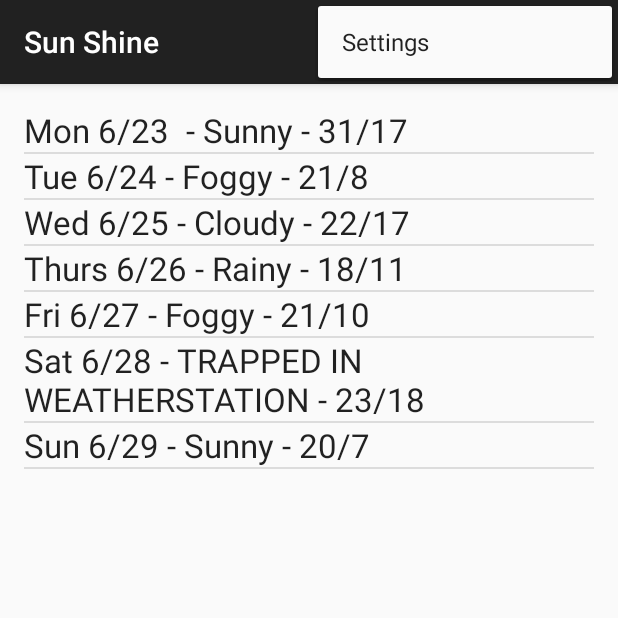
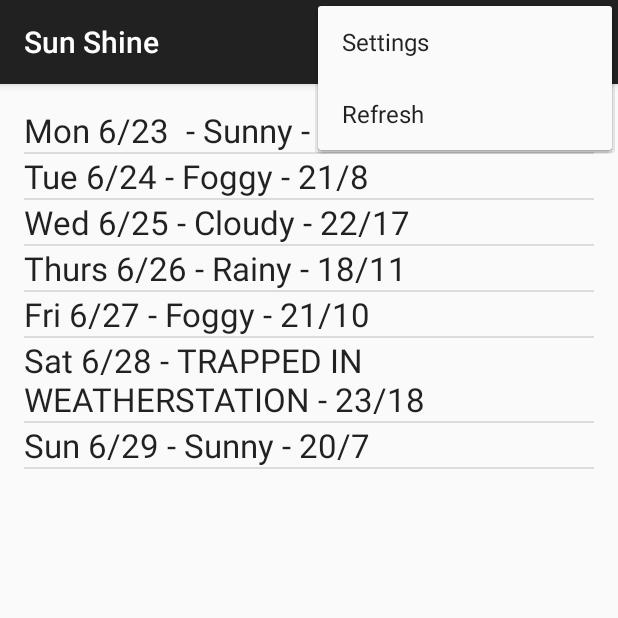
Before and after one commit to gdgistanbul/android-study-jam-sunshine, an Android app: the screen it shows after launch (MainActivity), with the options menu open, on a phone screen of 412 x 824 dp, the top half of it. Run offline under Robolectric (Android 15) with nearby library versions, the phone set to English and light mode, and no system bars.

Commit message:
execute AsyncTask when hitting refresh button

```diff
--- a/app/src/main/java/com/gdgistanbul/sunshine/ForecastFragment.java
+++ b/app/src/main/java/com/gdgistanbul/sunshine/ForecastFragment.java
@@ -5,6 +5,9 @@ import android.os.Bundle;
 import android.support.v4.app.Fragment;
 import android.util.Log;
 import android.view.LayoutInflater;
+import android.view.Menu;
+import android.view.MenuInflater;
+import android.view.MenuItem;
 import android.view.View;
 import android.view.ViewGroup;
 import android.widget.ArrayAdapter;
@@ -28,6 +31,62 @@ public class ForecastFragment extends Fragment {
     public ForecastFragment() {
     }
 
+    @Override
+    public void onCreate(Bundle savedInstanceState) {
+        super.onCreate(savedInstanceState);
+        setHasOptionsMenu(true);
+    }
+
+    @Override
+    public void onCreateOptionsMenu(Menu menu, MenuInflater inflater) {
+        inflater.inflate(R.menu.menu_forecast, menu);
+    }
+
+    @Override
+    public boolean onOptionsItemSelected(MenuItem item) {
+        int id = item.getItemId();
+        if (id == R.id.action_refresh) {
+            FetchWeatherTask weatherTask = new FetchWeatherTask();
+            weatherTask.execute();
+            return true;
+        }
+        return super.onOptionsItemSelected(item);
+    }
+
+    @Override
+    public View onCreateView(LayoutInflater inflater, ViewGroup container,
+                             Bundle savedInstanceState) {
+        // Create some dummy data for the ListView.  Here's a sample weekly forecast
+        String[] forecastArray = {
+                "Mon 6/23 - Sunny - 31/17",
+                "Tue 6/24 - Foggy - 21/8",
+                "Wed 6/25 - Cloudy - 22/17",
+                "Thurs 6/26 - Rainy - 18/11",
+                "Fri 6/27 - Foggy - 21/10",
+                "Sat 6/28 - TRAPPED IN WEATHERSTATION - 23/18",
+                "Sun 6/29 - Sunny - 20/7"
+        };
+        List<String> weekForecast = new ArrayList<>(Arrays.asList(forecastArray));
+
+        // Now that we have some dummy forecast data, create an ArrayAdapter.
+        // The ArrayAdapter will take data from a source (like our dummy forecast) and
+        // use it to populate the ListView it's attached to.
+        ArrayAdapter<String> mForecastAdapter = new ArrayAdapter<>(
+                getActivity(), // The current context (this activity)
+                R.layout.list_item_forecast, // The name of the layout ID.
+                R.id.list_item_forecast_textview, // The ID of the textview to populate.
+                weekForecast);
+
+
+        View rootView = inflater.inflate(R.layout.fragment_main, container, false);
+
+        // Get a reference to the ListView, and attach this adapter to it.
+        ListView listView = (ListView) rootView.findViewById(R.id.listview_forecast);
+        listView.setAdapter(mForecastAdapter);
+
+        return rootView;
+    }
+
     public class FetchWeatherTask extends AsyncTask<Void, Void, Void> {
 
         private final String TAG = FetchWeatherTask.class.getSimpleName();
@@ -46,7 +105,7 @@ public class ForecastFragment extends Fragment {
                 // Construct the URL for the OpenWeatherMap query
                 // Possible parameters are avaiable at OWM's forecast API page, at
                 // http://openweathermap.org/API#forecast
-                URL url = new URL("http://api.openweathermap.org/data/2.5/forecast/daily?q=94043&mode=json&units=metric&cnt=7");
+                URL url = new URL("http://api.openweathermap.org/data/2.5/forecast/daily?q=Istanbul&mode=json&units=metric&cnt=7");
 
                 // Create the request to OpenWeatherMap, and open the connection
                 urlConnection = (HttpURLConnection) url.openConnection();
@@ -95,38 +154,4 @@ public class ForecastFragment extends Fragment {
             return null;
         }
     }
-
-    @Override
-    public View onCreateView(LayoutInflater inflater, ViewGroup container,
-                             Bundle savedInstanceState) {
-        // Create some dummy data for the ListView.  Here's a sample weekly forecast
-        String[] forecastArray = {
-                "Mon 6/23 - Sunny - 31/17",
-                "Tue 6/24 - Foggy - 21/8",
-                "Wed 6/25 - Cloudy - 22/17",
-                "Thurs 6/26 - Rainy - 18/11",
-                "Fri 6/27 - Foggy - 21/10",
-                "Sat 6/28 - TRAPPED IN WEATHERSTATION - 23/18",
-                "Sun 6/29 - Sunny - 20/7"
-        };
-        List<String> weekForecast = new ArrayList<>(Arrays.asList(forecastArray));
-
-        // Now that we have some dummy forecast data, create an ArrayAdapter.
-        // The ArrayAdapter will take data from a source (like our dummy forecast) and
-        // use it to populate the ListView it's attached to.
-        ArrayAdapter<String> mForecastAdapter = new ArrayAdapter<>(
-                getActivity(), // The current context (this activity)
-                R.layout.list_item_forecast, // The name of the layout ID.
-                R.id.list_item_forecast_textview, // The ID of the textview to populate.
-                weekForecast);
-
-
-        View rootView = inflater.inflate(R.layout.fragment_main, container, false);
-
-        // Get a reference to the ListView, and attach this adapter to it.
-        ListView listView = (ListView) rootView.findViewById(R.id.listview_forecast);
-        listView.setAdapter(mForecastAdapter);
-
-        return rootView;
-    }
 }
--- /dev/null
+++ b/app/src/main/res/menu/menu_forecast.xml
@@ -0,0 +1,11 @@
+<?xml version="1.0" encoding="utf-8"?>
+<menu
+    xmlns:android="http://schemas.android.com/apk/res/android"
+    xmlns:app="http://schemas.android.com/apk/res-auto">
+
+    <item
+        android:id="@+id/action_refresh"
+        android:orderInCategory="100"
+        android:title="@string/action_refresh"
+        app:showAsAction="never"/>
+</menu>
--- a/app/src/main/res/values/strings.xml
+++ b/app/src/main/res/values/strings.xml
@@ -2,4 +2,5 @@
     <string name="app_name">Sun Shine</string>
     <string name="hello_world">Hello world!</string>
     <string name="action_settings">Settings</string>
+    <string name="action_refresh" translatable="false">Refresh</string>
 </resources>
```
